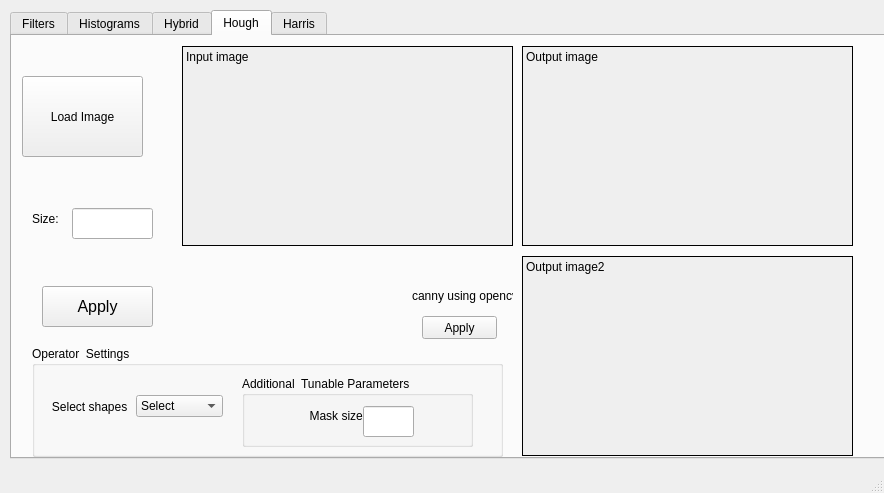
Old version of the form MainWindow.ui in the repository mennamohsensaad/HoughTransform-for-detecting-parametric-shapes.
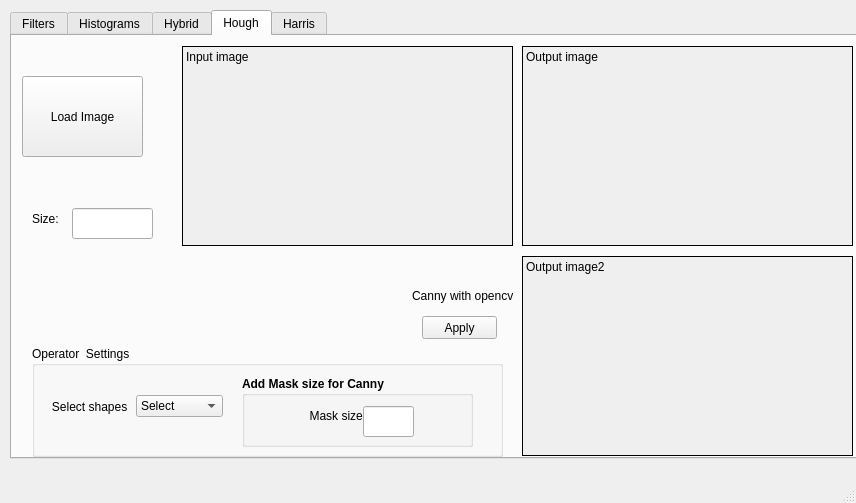
New version of the form. Custom widgets are drawn as their Qt base class.

Commit message: Hough_Tansform

The edit to the form file:
```diff
--- a/MainWindow.ui
+++ b/MainWindow.ui
@@ -6,8 +6,8 @@
    <rect>
     <x>0</x>
     <y>0</y>
-    <width>884</width>
-    <height>493</height>
+    <width>856</width>
+    <height>503</height>
    </rect>
   </property>
   <property name="minimumSize">
@@ -977,29 +977,17 @@
          <height>71</height>
         </rect>
        </property>
+       <property name="font">
+        <font>
+         <weight>75</weight>
+         <bold>true</bold>
+        </font>
+       </property>
        <property name="title">
-        <string>Additional  Tunable Parameters</string>
+        <string>Add Mask size for Canny</string>
        </property>
       </widget>
      </widget>
-     <widget class="QPushButton" name="Hough_ApplyButton">
-      <property name="geometry">
-       <rect>
-        <x>30</x>
-        <y>250</y>
-        <width>111</width>
-        <height>41</height>
-       </rect>
-      </property>
-      <property name="font">
-       <font>
-        <pointsize>12</pointsize>
-       </font>
-      </property>
-      <property name="text">
-       <string>Apply</string>
-      </property>
-     </widget>
      <widget class="QLabel" name="label_7">
       <property name="geometry">
        <rect>
@@ -1061,7 +1049,7 @@
        </rect>
       </property>
       <property name="text">
-       <string>canny using opencv</string>
+       <string>Canny with opencv</string>
       </property>
      </widget>
      <widget class="QPushButton" name="pushButton_opencv">
```
Left out of the diff: 13 changed lines with no effect on the pictures. The commit also changes 33 other files.
